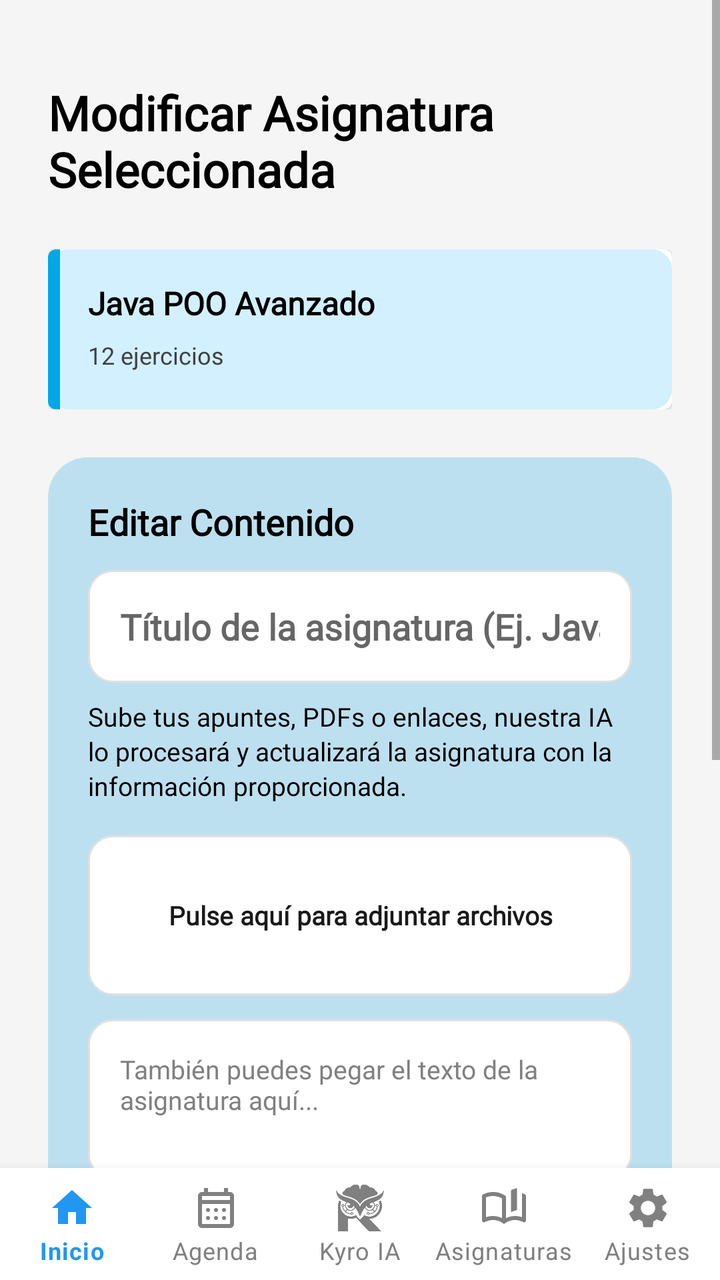
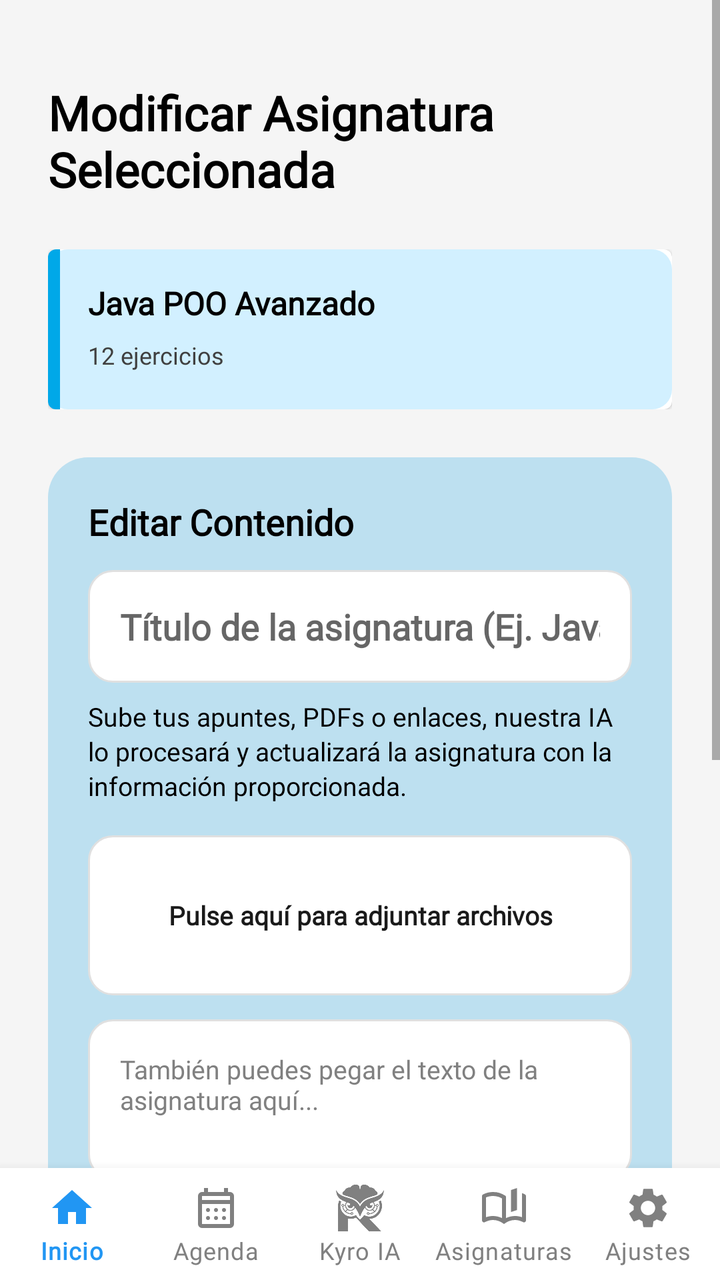

The first picture is an Android layout as it rendered before a commit; the second is the same layout after the commit. The layout source and the unified diff follow.
<!-- AndroidManifest.xml: activity theme Theme.MaterialComponents.Light.NoActionBar -->
<!-- res/layout/activity_modificar_asignatura.xml -->
<?xml version="1.0" encoding="utf-8"?>
<androidx.constraintlayout.widget.ConstraintLayout xmlns:android="http://schemas.android.com/apk/res/android"
    xmlns:app="http://schemas.android.com/apk/res-auto"
    android:layout_width="match_parent"
    android:layout_height="match_parent"
    android:background="#F5F5F5"
    android:fitsSystemWindows="true">

    <ScrollView
        android:layout_width="match_parent"
        android:layout_height="0dp"
        android:fillViewport="true"
        app:layout_constraintTop_toTopOf="parent"
        app:layout_constraintStart_toStartOf="parent"
        app:layout_constraintEnd_toEndOf="parent"
        app:layout_constraintBottom_toTopOf="@+id/bottomNavigation">

    <androidx.constraintlayout.widget.ConstraintLayout
        android:layout_width="match_parent"
        android:layout_height="wrap_content"
        android:padding="24dp">

        <TextView
            android:id="@+id/tvTituloModificar"
            android:layout_width="0dp"
            android:layout_height="wrap_content"
            android:text="@string/mod_asignatura_titulo"
            android:fontFamily="@font/poppins"
            android:textColor="#000000"
            android:textSize="24sp"
            android:textStyle="bold"
            android:layout_marginTop="16dp"
            app:layout_constraintStart_toStartOf="parent"
            app:layout_constraintTop_toTopOf="parent"
            android:layout_marginEnd="8dp"/>

        <LinearLayout
            android:id="@+id/containerAsignaturaInfo"
            android:layout_width="match_parent"
            android:layout_height="wrap_content"
            android:layout_marginTop="24dp"
            android:orientation="vertical"
            app:layout_constraintTop_toBottomOf="@id/tvTituloModificar">

            <com.google.android.material.card.MaterialCardView
                android:layout_width="match_parent"
                android:layout_height="wrap_content">

                <androidx.constraintlayout.widget.ConstraintLayout
                    android:layout_width="match_parent"
                    android:layout_height="wrap_content"
                    android:background="@drawable/bg_azul_claro_kyro"
                    android:minHeight="80dp">

                    <View
                        android:layout_width="6dp"
                        android:layout_height="0dp"
                        android:background="#00A8E8"
                        app:layout_constraintBottom_toBottomOf="parent"
                        app:layout_constraintStart_toStartOf="parent"
                        app:layout_constraintTop_toTopOf="parent" />

                    <TextView
                        android:id="@+id/tvNombreAsignatura"
                        android:layout_width="0dp"
                        android:layout_height="wrap_content"
                        android:layout_marginStart="20dp"
                        android:layout_marginTop="16dp"
                        android:layout_marginEnd="8dp"
                        android:text="@string/mod_asignatura_placeholder_asignatura"
                        android:fontFamily="@font/poppins"
                        android:textColor="#000000"
                        android:textSize="16sp"
                        android:textStyle="bold"
                        app:layout_constraintEnd_toEndOf="parent"
                        app:layout_constraintStart_toStartOf="parent"
                        app:layout_constraintTop_toTopOf="parent" />

                    <TextView
                        android:layout_width="wrap_content"
                        android:layout_height="wrap_content"
                        android:layout_marginStart="20dp"
                        android:layout_marginTop="4dp"
                        android:layout_marginBottom="16dp"
                        android:text="@string/mod_asignatura_placeholder_ejercicios"
                        android:fontFamily="@font/poppins"
                        android:textColor="#404040"
                        android:textSize="12sp"
                        app:layout_constraintBottom_toBottomOf="parent"
                        app:layout_constraintStart_toStartOf="parent"
                        app:layout_constraintTop_toBottomOf="@id/tvNombreAsignatura" />

                </androidx.constraintlayout.widget.ConstraintLayout>
            </com.google.android.material.card.MaterialCardView>

        </LinearLayout>

        <LinearLayout
            android:id="@+id/containerCargarNuevo"
            android:layout_width="match_parent"
            android:layout_height="wrap_content"
            android:layout_marginTop="24dp"
            android:orientation="vertical"
            android:padding="20dp"
            android:background="@drawable/bg_azul_kyro"
            app:layout_constraintTop_toBottomOf="@id/containerAsignaturaInfo">

            <TextView
                android:layout_width="wrap_content"
                android:layout_height="wrap_content"
                android:text="@string/mod_asignatura_editar_contenido"
                android:fontFamily="@font/poppins"
                android:textColor="#000000"
                android:textSize="18sp"
                android:textStyle="bold" />

            <EditText
                android:id="@+id/etTituloModificar"
                android:layout_width="match_parent"
                android:layout_height="wrap_content"
                android:layout_marginTop="12dp"
                android:background="@drawable/bg_blanco_redondeado"
                android:padding="16dp"
                android:hint="@string/mod_asignatura_hint_titulo"
                android:fontFamily="@font/poppins"
                android:textColor="#1A1A1A"
                android:textStyle="bold"
                android:inputType="textCapSentences"
                android:maxLines="1" />

            <TextView
                android:layout_width="match_parent"
                android:layout_height="wrap_content"
                android:layout_marginTop="8dp"
                android:text="@string/mod_asignatura_desc_ia"
                android:fontFamily="@font/poppins"
                android:textColor="#000000"
                android:textSize="13sp"
                android:lineSpacingExtra="2dp"/>

            <TextView
                android:id="@+id/btnAdjuntar"
                android:layout_width="match_parent"
                android:layout_height="80dp"
                android:layout_marginTop="16dp"
                android:background="@drawable/bg_blanco_redondeado"
                android:gravity="center"
                android:text="@string/mod_asignatura_btn_adjuntar"
                android:fontFamily="@font/poppins"
                android:textColor="#1A1A1A"
                android:textSize="13sp"
                android:textStyle="bold"
                android:padding="8dp"/>

            <EditText
                android:id="@+id/etContenidoApuntes"
                android:layout_width="match_parent"
                android:layout_height="80dp"
                android:layout_marginTop="12dp"
                android:background="@drawable/bg_blanco_redondeado"
                android:gravity="top|start"
                android:padding="16dp"
                android:hint="@string/mod_asignatura_hint_apuntes"
                android:fontFamily="@font/poppins"
                android:textColorHint="#808080"
                android:textColor="#1A1A1A"
                android:textSize="13sp"
                android:inputType="textMultiLine"
                android:maxLines="10"
                />

            <com.google.android.material.button.MaterialButton
                android:id="@+id/btnAnalizar"
                android:layout_width="match_parent"
                android:layout_height="60dp"
                android:layout_marginTop="16dp"
                android:backgroundTint="#00A8E8"
                android:text="@string/mod_asignatura_btn_guardar"

                android:textAllCaps="false"
                android:textColor="#FFFFFF"
                android:textSize="16sp"
                android:textStyle="bold"
                app:cornerRadius="12dp" />

            <com.google.android.material.button.MaterialButton
                android:id="@+id/btnEliminar"
                android:layout_width="match_parent"
                android:layout_height="60dp"
                android:layout_marginTop="24dp"
                android:layout_marginBottom="24dp"
                android:text="@string/mod_asignatura_btn_eliminar"
                android:textAllCaps="false"
                android:textColor="#FFFFFF"
                android:textSize="16sp"
                android:textStyle="bold"
                app:backgroundTint="#FF5252"
                app:cornerRadius="12dp"
                app:icon="@android:drawable/ic_menu_delete"
                app:iconGravity="textStart"
                app:iconTint="#FFFFFF" />


        </LinearLayout>

        <View
            android:layout_width="match_parent"
            android:layout_height="80dp"
            app:layout_constraintTop_toBottomOf="@id/containerCargarNuevo"/>

        </androidx.constraintlayout.widget.ConstraintLayout>
    </ScrollView>

        
    <com.google.android.material.bottomnavigation.BottomNavigationView
        android:id="@+id/bottomNavigation"
        android:layout_width="match_parent"
        android:layout_height="wrap_content"
        android:background="@android:color/white"
        app:elevation="8dp"

        app:itemIconTint="@color/nav_item_colors"
        app:itemTextColor="@color/nav_item_colors"

        app:labelVisibilityMode="labeled"
        app:layout_constraintBottom_toBottomOf="parent"
        app:layout_constraintEnd_toEndOf="parent"
        app:layout_constraintStart_toStartOf="parent"
        app:menu="@menu/bottom_nav_menu" />


</androidx.constraintlayout.widget.ConstraintLayout>
<!-- resources referenced by this layout -->
<resources>
  <!-- drawable bg_azul_claro_kyro (drawable) -->
  <?xml version="1.0" encoding="utf-8"?>
  <shape xmlns:android="http://schemas.android.com/apk/res/android">
      <solid android:color="#D2F0FF"/>
      <corners android:radius="10dp"/>
  </shape>
  <!-- drawable bg_azul_kyro (drawable) -->
  <?xml version="1.0" encoding="utf-8"?>
  <shape xmlns:android="http://schemas.android.com/apk/res/android">
      <solid android:color="#BDE0F0"/>
      <corners android:radius="20dp"/>
  </shape>
  <!-- drawable bg_blanco_redondeado (drawable) -->
  <?xml version="1.0" encoding="utf-8"?>
  <selector xmlns:android="http://schemas.android.com/apk/res/android">
      <item android:state_selected="true">
          <shape android:shape="rectangle">
              <solid android:color="@color/b100"/> <corners android:radius="12dp"/>
              <stroke android:width="2dp" android:color="@color/b100"/>
          </shape>
      </item>
  
      <item>
          <shape android:shape="rectangle">
              <solid android:color="#FFFFFF"/>
              <corners android:radius="12dp"/>
              <stroke android:width="1dp" android:color="#E0E0E0"/>
          </shape>
      </item>
  </selector>
  <string name="mod_asignatura_btn_adjuntar">Pulse aquí para adjuntar archivos</string>
  <string name="mod_asignatura_btn_eliminar">Eliminar Asignatura</string>
  <string name="mod_asignatura_btn_guardar">Guardar Cambios</string>
  <string name="mod_asignatura_desc_ia">Sube tus apuntes, PDFs o enlaces, nuestra IA lo procesará y actualizará la asignatura con la información proporcionada.</string>
  <string name="mod_asignatura_editar_contenido">Editar Contenido</string>
  <string name="mod_asignatura_hint_apuntes">También puedes pegar el texto de la asignatura aquí...</string>
  <string name="mod_asignatura_hint_titulo">Título de la asignatura (Ej. Java POO)</string>
  <string name="mod_asignatura_placeholder_asignatura">Java POO Avanzado</string>
  <string name="mod_asignatura_placeholder_ejercicios">12 ejercicios</string>
  <string name="mod_asignatura_titulo">Modificar Asignatura Seleccionada</string>
  <color name="b100">#BBDEFB</color>
</resources>

<!-- the commit's change to res/layout/activity_modificar_asignatura.xml (unified diff, before → after) -->
@@ -218,15 +218,15 @@
         android:layout_height="wrap_content"
         android:background="@android:color/white"
         app:elevation="8dp"
-
         app:itemIconTint="@color/nav_item_colors"
         app:itemTextColor="@color/nav_item_colors"
-
         app:labelVisibilityMode="labeled"
         app:layout_constraintBottom_toBottomOf="parent"
         app:layout_constraintEnd_toEndOf="parent"
         app:layout_constraintStart_toStartOf="parent"
-        app:menu="@menu/bottom_nav_menu" />
+        app:menu="@menu/bottom_nav_menu"
+        app:itemTextAppearanceActive="@style/BottomNavTextStyle"
+        app:itemTextAppearanceInactive="@style/BottomNavTextStyle"/>/>
 
 
 </androidx.constraintlayout.widget.ConstraintLayout>
<!-- resource entries referenced after the edit -->
@@ -40,6 +40,10 @@
   <string name="mod_asignatura_placeholder_asignatura">Java POO Avanzado</string>
   <string name="mod_asignatura_placeholder_ejercicios">12 ejercicios</string>
   <string name="mod_asignatura_titulo">Modificar Asignatura Seleccionada</string>
+  <style name="BottomNavTextStyle" parent="TextAppearance.MaterialComponents.Caption">
+          <item name="android:fontFamily">@font/poppins</item>
+          <item name="fontFamily">@font/poppins</item>
+      </style>
   <color name="b100">#BBDEFB</color>
 </resources>
 
